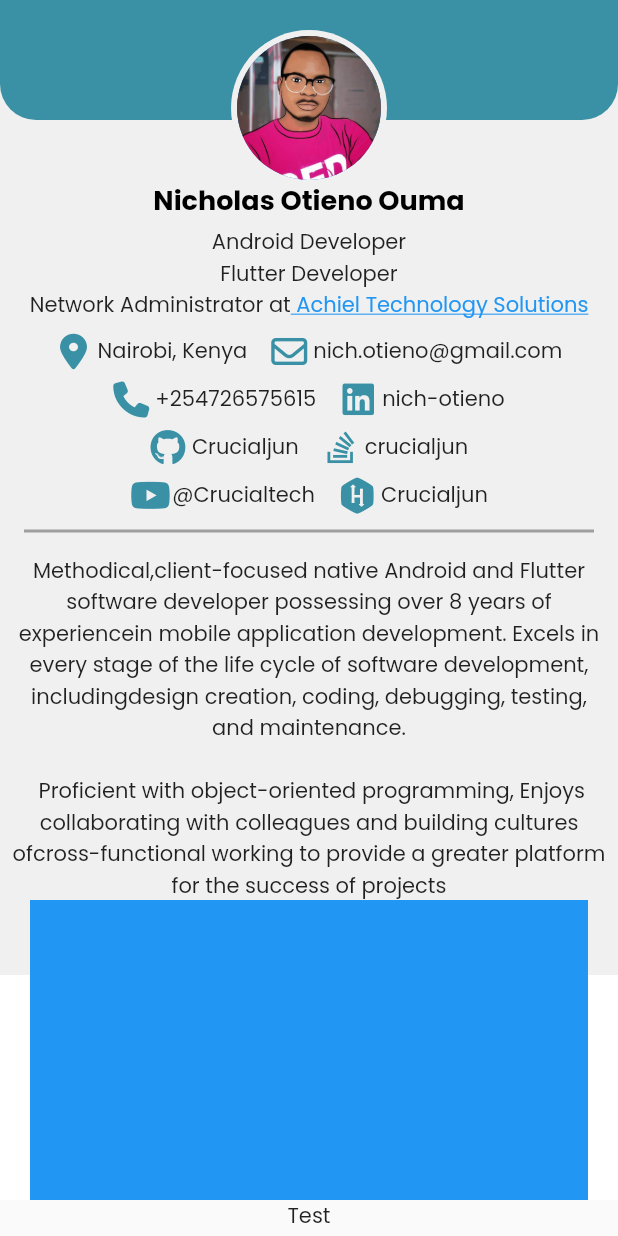
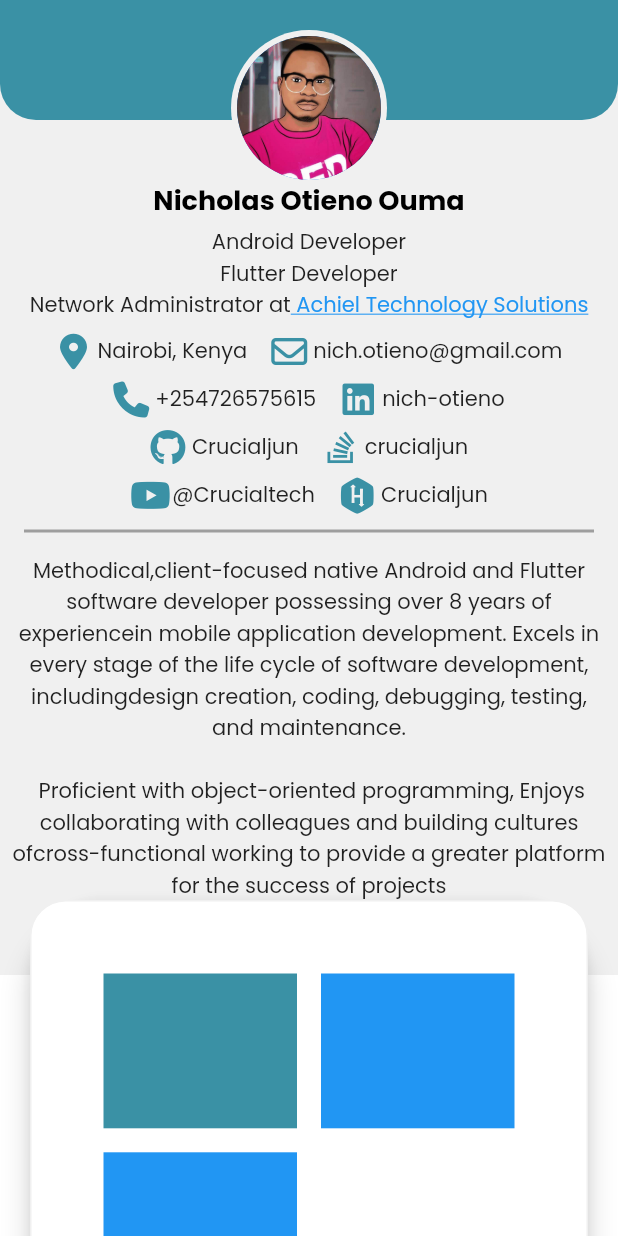
Before and after one commit to Crucialjun/flutter_cv, a Flutter app: the screen it shows after launch, on a phone screen of 412 x 824 dp. Run offline on Flutter 3.47's test engine with Material 2 defaults, Android fonts, the phone set to English and light mode, and no system bars; our stand-ins replace font_awesome_flutter, google_fonts.

```diff
--- a/lib/main_dashboard.dart
+++ b/lib/main_dashboard.dart
@@ -25,7 +25,7 @@ class MainDashboard extends StatelessWidget {
             Stack(
               children: [
                 Container(
-                  height: 800,
+                  height: MediaQuery.of(context).size.height,
                   color: Colors.white,
                 ),
                 Container(height: 650, color: background_grey),
@@ -272,16 +272,45 @@ class MainDashboard extends StatelessWidget {
                     top: 600,
                     left: 0,
                     right: 0,
-                    child: Container(
+                    child: Card(
+                      shape: RoundedRectangleBorder(
+                        borderRadius: BorderRadius.circular(50),
+                      ),
+                      elevation: 8,
                       margin: const EdgeInsets.only(left: 20, right: 20),
-                      width: MediaQuery.of(context).size.width,
-                      height: 400,
-                      color: Colors.blue,
-                      child: const SizedBox(width: 200, height: 200),
+                      child: Container(
+                          decoration: BoxDecoration(
+                              color: Colors.white,
+                              border: Border.all(color: background_grey),
+                              borderRadius:
+                                  const BorderRadius.all(Radius.circular(24))),
+                          width: MediaQuery.of(context).size.width,
+                          height: 400,
+                          child: GridView.count(
+                            padding: const EdgeInsets.all(48),
+                            crossAxisCount: 2,
+                            crossAxisSpacing: 16,
+                            mainAxisSpacing: 16,
+                            childAspectRatio: (1 / 0.8),
+                            shrinkWrap: true,
+                            children: [
+                              Container(
+                                  width: 40, height: 40, color: main_color),
+                              Container(
+                                width: 40,
+                                height: 40,
+                                color: Colors.blue,
+                              ),
+                              Container(
+                                width: 40,
+                                height: 40,
+                                color: Colors.blue,
+                              ),
+                            ],
+                          )),
                     )),
               ],
             ),
-            const Text("Test")
           ],
         ),
       ),
```
